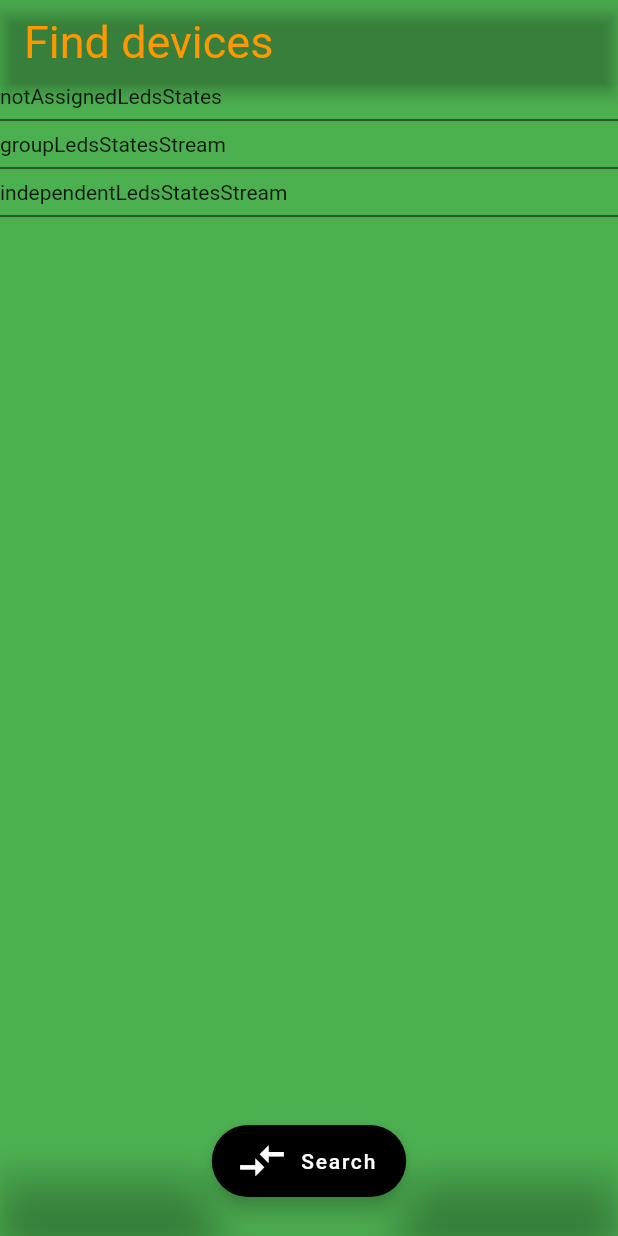
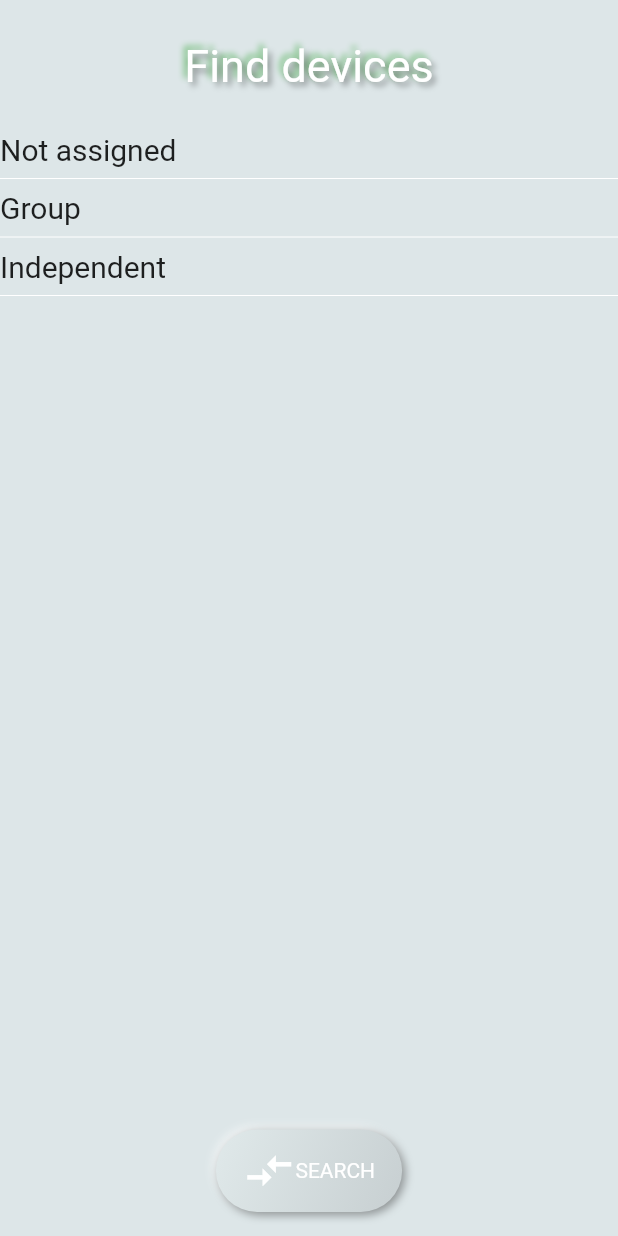
Before and after one commit to ghost000/rainbow_leds, a Flutter app: the screen it shows after launch, on a phone screen of 412 x 824 dp. Run offline on Flutter 3.47's test engine with Material 2 defaults, Android fonts, the phone set to English and light mode, and no system bars; drawn by our look-alikes of flutter_neumorphic; our stand-ins replace bloc, equatable, flutter_bloc, flutter_blue, logger, rxdart; missing offline and left inert: flutter_circle_color_picker.

Commit message:
Added flutter_neumorphic library for UI

```diff
--- a/lib/main.dart
+++ b/lib/main.dart
@@ -1,4 +1,3 @@
-import 'package:flutter/material.dart';
 import 'package:flutter/services.dart';
 import 'package:flutter_bloc/flutter_bloc.dart';
 
@@ -9,7 +8,9 @@ import 'screens/control_panel_independent_and_group_screen.dart';
 import 'screens/control_panel_independent_screen.dart';
 import 'screens/find_devices_screen.dart';
 import 'screens/scenario_screen.dart';
+
 //import 'package:google_fonts/google_fonts.dart';
+import 'package:flutter_neumorphic/flutter_neumorphic.dart';
 
 void main() {
   BlocOverrides.runZoned(
@@ -41,26 +42,9 @@ class _RainbowLedsApp extends State<RainbowLedsApp> {
   @override
   Widget build(BuildContext context) {
     SystemChrome.setEnabledSystemUIMode(SystemUiMode.immersive);
-    return MaterialApp(
+    return NeumorphicApp(
       title: 'just light',
       debugShowCheckedModeBanner: false,
-      theme: ThemeData(
-          brightness: Brightness.light,
-          visualDensity: VisualDensity.adaptivePlatformDensity,
-          bottomAppBarColor: Colors.transparent,
-          // textTheme: GoogleFonts.robotoTextTheme(
-          //   Theme.of(context).textTheme,
-          // ),
-          appBarTheme: const AppBarTheme(
-            titleTextStyle: TextStyle(
-              color: Colors.orange,
-              fontSize: 30,
-              //fontStyle: GoogleFonts.s,
-              //fontFamily: 'RaleWay'
-            ),
-            color: Colors.transparent,
-          ),
-          scaffoldBackgroundColor: Colors.green),
       routes: {
         '/': (context) => const FindDevicesScreen(),
         '/BluetoothOffScreen': (context) => const BluetoothOffScreen(),
--- a/lib/screens/find_devices_screen.dart
+++ b/lib/screens/find_devices_screen.dart
@@ -1,4 +1,3 @@
-import 'package:flutter/material.dart';
 import 'package:flutter_bloc/flutter_bloc.dart';
 import 'package:flutter_blue/flutter_blue.dart';
 import 'package:flutter_neumorphic/flutter_neumorphic.dart';
@@ -37,21 +36,27 @@ class FindDevicesScreen extends StatelessWidget {
                 padding:
                     EdgeInsets.only(top: MediaQuery.of(context).padding.top),
                 child: Scaffold(
-                    appBar: AppBar(
-                      title: const Text('Find devices'),
+                    appBar: NeumorphicAppBar(
+                      centerTitle: true,
+                      //title: const Text('Find devices'),
+                      title: NeumorphicText(
+                        "Find devices",
+                        style: NeumorphicStyle(
+                          shadowLightColor: Colors.green,
+                          depth: 5,
+                          color: Colors.white,
+                            border: const NeumorphicBorder.none(),
+                        ),
+                        textStyle: NeumorphicTextStyle(
+                          fontSize: 30,
+                        ),
+                      ),
                     ),
                     body: buildRefreshIndicator(context),
-                    bottomNavigationBar: BottomAppBar(
-                      clipBehavior: Clip.antiAliasWithSaveLayer,
-                      shape: const CircularNotchedRectangle(),
-                      child: Container(
-                        height: 50.0,
-                      ),
-                    ),
                     floatingActionButton:
                         buildFloatingActionButtonFromDuobleStreams(context),
                     floatingActionButtonLocation:
-                        FloatingActionButtonLocation.centerDocked),
+                        FloatingActionButtonLocation.centerFloat),
               );
             }));
   }
@@ -66,9 +71,10 @@ Widget buildRefreshIndicator(BuildContext context) {
             parent: AlwaysScrollableScrollPhysics()),
         children: <Widget>[
           const Text(
-            'notAssignedLedsStates',
-            textAlign: TextAlign.left,
-          ),
+            'Not assigned',
+            textAlign: TextAlign.start,
+            style: TextStyle(fontSize: 20.0),
+           ),
           StreamBuilder(
               stream: BlocProvider.of<BlDevicesBlocBloc>(context)
                   .notAssignedLedsStatesStream,
@@ -78,8 +84,9 @@ Widget buildRefreshIndicator(BuildContext context) {
                   buildScanResultsColumn(
                       snapshot.data, LedStateEnum.notAssigned, context)),
           const Text(
-            'groupLedsStatesStream',
-            textAlign: TextAlign.left,
+            'Group',
+            textAlign: TextAlign.start,
+            style: TextStyle(fontSize: 20.0),
           ),
           StreamBuilder(
               stream: BlocProvider.of<BlDevicesBlocBloc>(context)
@@ -90,8 +97,9 @@ Widget buildRefreshIndicator(BuildContext context) {
                   buildScanResultsColumn(
                       snapshot.data, LedStateEnum.group, context)),
           const Text(
-            'independentLedsStatesStream',
-            textAlign: TextAlign.left,
+            'Independent',
+            textAlign: TextAlign.start,
+            style: TextStyle(fontSize: 20.0),
           ),
           StreamBuilder(
               stream: BlocProvider.of<BlDevicesBlocBloc>(context)
@@ -108,7 +116,7 @@ Widget buildRefreshIndicator(BuildContext context) {
 Widget buildScanResultsColumn(Set<LedState>? scanResults,
     LedStateEnum ledStateEnum, BuildContext context) {
   return Column(children: <Widget>[
-    const Divider(color: Colors.black),
+    const Divider(color: Colors.white),
     ...scanResults!.map((scanResult) {
       return buildTextAndButtons(scanResult, ledStateEnum, context);
     }).toList(),
@@ -318,32 +326,25 @@ Widget buildFloatingButtonFromDoubleStreams(
         color: Colors.white,
       ),
     );
-  } else if (ledStateStream == LedStateStream.empty) {
-    return FloatingActionButton.extended(
+  }
+  ;
+
+  return NeumorphicButton(
       onPressed: () async {
         await FlutterBlue.instance.startScan(
             scanMode: ScanMode.lowPower, timeout: const Duration(seconds: 4));
       },
-      backgroundColor: Colors.black,
-      label: const Text('Search', style: TextStyle(color: Colors.white)),
-      icon: const Icon(
-        Icons.compare_arrows,
-        size: 35,
-        color: Colors.white,
+      style: NeumorphicStyle(
+        shape: NeumorphicShape.convex,
+        boxShape: NeumorphicBoxShape.roundRect(BorderRadius.circular(100)),
       ),
-    );
-  }
-  return FloatingActionButton.extended(
-    onPressed: () async {
-      await FlutterBlue.instance.startScan(
-          scanMode: ScanMode.lowPower, timeout: const Duration(seconds: 4));
-    },
-    backgroundColor: Colors.black,
-    label: const Text('Search', style: TextStyle(color: Colors.white)),
-    icon: const Icon(
-      Icons.compare_arrows,
-      size: 35,
-      color: Colors.white,
-    ),
-  );
+      tooltip: 'Search',
+      child: Row(children: [
+        const Icon(
+          Icons.compare_arrows,
+          size: 35,
+          color: Colors.white,
+        ),
+        const Text('SEARCH', style: TextStyle(color: Colors.white)),
+      ], mainAxisSize: MainAxisSize.min));
 }
```
